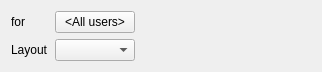
networkoptix/nx_open, file client/nx_client_desktop/src/ui/widgets/business/open_layout_action_widget.ui: the form before one commit.
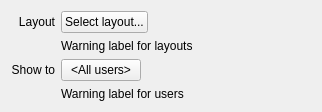
The form after the commit.

Commit message:
VMS-7695 Updating layout selection for "open layout" action
Updated UI to match new specification

<==== Mercurial data ====>
Branch: vms

The edit to the form file:
```diff
--- a/client/nx_client_desktop/src/ui/widgets/business/open_layout_action_widget.ui
+++ b/client/nx_client_desktop/src/ui/widgets/business/open_layout_action_widget.ui
@@ -7,48 +7,101 @@
     <x>0</x>
     <y>0</y>
     <width>322</width>
-    <height>67</height>
+    <height>108</height>
    </rect>
   </property>
   <property name="windowTitle">
    <string/>
   </property>
   <layout class="QGridLayout" name="gridLayout">
-   <item row="1" column="2">
-    <spacer name="horizontalSpacer">
-     <property name="orientation">
-      <enum>Qt::Horizontal</enum>
-     </property>
-     <property name="sizeHint" stdset="0">
-      <size>
-       <width>40</width>
-       <height>20</height>
-      </size>
-     </property>
-    </spacer>
-   </item>
+   <property name="sizeConstraint">
+    <enum>QLayout::SetMinimumSize</enum>
+   </property>
    <item row="1" column="0">
     <widget class="QLabel" name="usersLabel">
      <property name="text">
       <string>Layout</string>
      </property>
-    </widget>
-   </item>
-   <item row="1" column="1">
-    <widget class="QComboBox" name="selectLayoutButton">
-    </widget>
-   </item>
-   <item row="0" column="1">
-    <widget class="QPushButton" name="selectUsersButton">
-     <property name="text" stdset="0">
-      <string notr="true">&lt;All users&gt;</string>
+     <property name="alignment">
+      <set>Qt::AlignRight|Qt::AlignTrailing|Qt::AlignVCenter</set>
      </property>
     </widget>
    </item>
-   <item row="0" column="0">
+   <item row="3" column="0">
     <widget class="QLabel" name="label">
      <property name="text">
-      <string>for</string>
+      <string>Show to</string>
+     </property>
+     <property name="alignment">
+      <set>Qt::AlignRight|Qt::AlignTrailing|Qt::AlignVCenter</set>
+     </property>
+    </widget>
+   </item>
+   <item row="3" column="1">
+    <layout class="QHBoxLayout" name="horizontalLayout_2">
+     <property name="leftMargin">
+      <number>0</number>
+     </property>
+     <item>
+      <widget class="QPushButton" name="selectUsersButton">
+       <property name="text">
+        <string notr="true">&lt;All users&gt;</string>
+       </property>
+      </widget>
+     </item>
+     <item>
+      <spacer name="horizontalSpacer_2">
+       <property name="orientation">
+        <enum>Qt::Horizontal</enum>
+       </property>
+       <property name="sizeHint" stdset="0">
+        <size>
+         <width>40</width>
+         <height>20</height>
+        </size>
+       </property>
+      </spacer>
+     </item>
+    </layout>
+   </item>
+   <item row="1" column="1">
+    <layout class="QHBoxLayout" name="horizontalLayout">
+     <property name="leftMargin">
+      <number>0</number>
+     </property>
+     <item>
+      <widget class="QPushButton" name="selectLayoutButton">
+       <property name="text">
+        <string>Select layout...</string>
+       </property>
+      </widget>
+     </item>
+     <item>
+      <spacer name="horizontalSpacer">
+       <property name="orientation">
+        <enum>Qt::Horizontal</enum>
+       </property>
+       <property name="sizeHint" stdset="0">
+        <size>
+         <width>40</width>
+         <height>20</height>
+        </size>
+       </property>
+      </spacer>
+     </item>
+    </layout>
+   </item>
+   <item row="4" column="1">
+    <widget class="QLabel" name="warningForUsers">
+     <property name="text">
+      <string>Warning label for users</string>
+     </property>
+    </widget>
+   </item>
+   <item row="2" column="1">
+    <widget class="QLabel" name="warningForLayouts">
+     <property name="text">
+      <string>Warning label for layouts</string>
      </property>
     </widget>
    </item>
```
Left out of the diff: 3 changed lines with no effect on the pictures. The commit also changes 11 other files.
